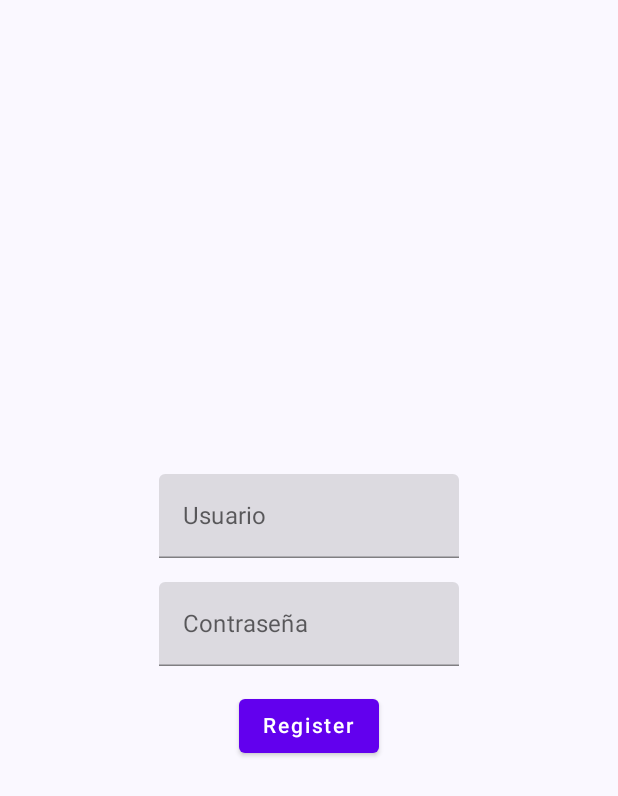
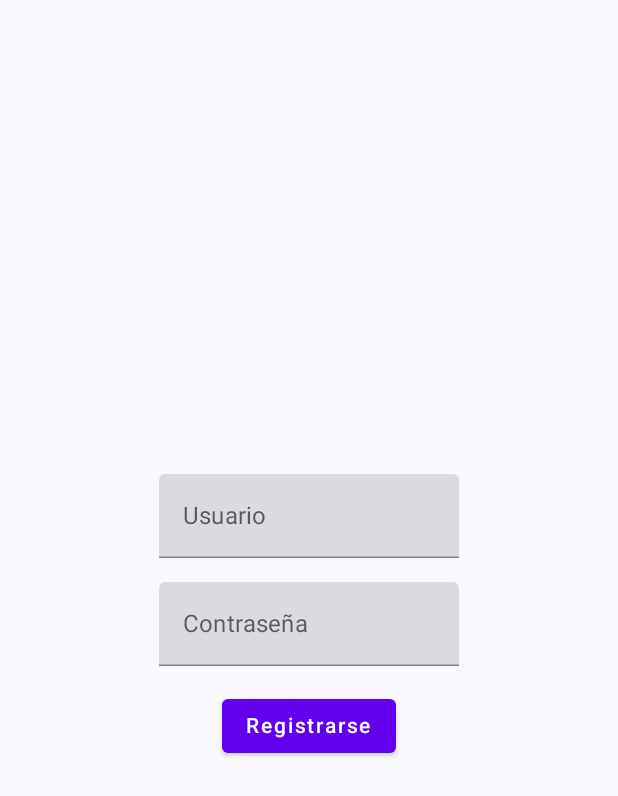
Before and after one commit to ChocoCoding/RecuperacionGonzaloJetPackCompose, an Android app built with Jetpack Compose: the screen it shows after launch (MainActivity), after a tap on "Registrarse", on a phone screen of 412 x 824 dp. Shown: the top 796 px of the screen. Run offline under Robolectric (Android 15) with nearby library versions, the phone set to English and light mode, and no system bars.

Commit message:
Proyecto final

```diff
--- a/app/src/main/java/com/example/recuperacion_gonzalo_campos_jetpackcompose/ui/theme/entities/User.kt
+++ b/app/src/main/java/com/example/recuperacion_gonzalo_campos_jetpackcompose/ui/theme/entities/User.kt
@@ -8,9 +8,9 @@ data class User(val username: String,val password: String) {
 
 fun getListaUsuarios():List<User>{
     val  listaUsuarios : MutableList<User> = mutableStateListOf(
-        User("u1", "u1"),
-        User("u2", "u2"),
-        User("u3", "u3")
+        User("gonzalo@gmail.com", "abc123."),
+        User("gonzalo@teis.com", "abc123."),
+        User("gonzalo@teis.gal", "abc123.")
 
     )
     return listaUsuarios;
--- a/app/src/main/java/com/example/recuperacion_gonzalo_campos_jetpackcompose/ui/theme/login/Registrar.kt
+++ b/app/src/main/java/com/example/recuperacion_gonzalo_campos_jetpackcompose/ui/theme/login/Registrar.kt
@@ -57,13 +57,14 @@ fun AppRegistrar(navController: NavController,viewModel: LoginViewModel){
                 if (viewModel.username.contains("@") && viewModel.password.length >= 7) {
                     viewModel.addUser(User(viewModel.username, viewModel.password))
                     Toast.makeText(context, "Usuario registrado con éxito", Toast.LENGTH_SHORT).show()
+                    viewModel.buttonEnabled = true
                     navController.navigate(Screens.Login.route)
                 } else {
                     Toast.makeText(context, "Usuario debe contener '@' y contraseña debe tener mínimo 7 caracteres", Toast.LENGTH_SHORT).show()
                 }
             }
         ) {
-            Text("Register")
+            Text("Registrarse")
         }
     }
 
--- a/app/src/main/java/com/example/recuperacion_gonzalo_campos_jetpackcompose/ui/theme/viewmodel/ListadoPescaViewModel.kt
+++ b/app/src/main/java/com/example/recuperacion_gonzalo_campos_jetpackcompose/ui/theme/viewmodel/ListadoPescaViewModel.kt
@@ -1,7 +1,9 @@
 package com.example.recuperacion_gonzalo_campos_jetpackcompose.ui.theme.viewmodel
 
+import androidx.compose.runtime.getValue
 import androidx.compose.runtime.mutableIntStateOf
 import androidx.compose.runtime.mutableStateOf
+import androidx.compose.runtime.setValue
 import androidx.lifecycle.ViewModel
 import com.example.recuperacion_gonzalo_campos_jetpackcompose.ui.theme.entities.ArticulosPesca
 import com.example.recuperacion_gonzalo_campos_jetpackcompose.ui.theme.entities.getListaArticulosPesca
@@ -9,12 +11,13 @@ class ListadoPescaViewModel: ViewModel() {
 
         var articulosSeleccionados = mutableStateOf(listOf<ArticulosPesca>());
         var contadorArticulos = mutableIntStateOf(0);
-        var seleccionarTodos = mutableStateOf(false)
+        var selecionadosTodos by mutableStateOf(false)
         var showDialog =  mutableStateOf(false)
 
         fun confirmarCompra() {
             showDialog.value = true
         }
+
 
         fun onArticuloSeleccionadoChange(articulo: ArticulosPesca, seleccionado: Boolean){
             val articuloSeleccionadoActual = articulosSeleccionados.value.toMutableList();
@@ -55,6 +58,4 @@ class ListadoPescaViewModel: ViewModel() {
             contadorArticulos.value = 0
         }
 
-
-
 }
--- a/app/src/main/java/com/example/recuperacion_gonzalo_campos_jetpackcompose/ui/theme/viewmodel/LoginViewModel.kt
+++ b/app/src/main/java/com/example/recuperacion_gonzalo_campos_jetpackcompose/ui/theme/viewmodel/LoginViewModel.kt
@@ -15,6 +15,8 @@ class LoginViewModel : ViewModel(){
     var password by mutableStateOf("");
     var intentos by mutableIntStateOf(3)
 
+    var buttonEnabled by mutableStateOf(true)
+
     var showDialogIntentos = mutableStateOf(false)
 
     var users = getListaUsuarios().toMutableList()
--- a/app/src/main/java/com/example/recuperacion_gonzalo_campos_jetpackcompose/ui/theme/viewmodel/TestDelPescadorViewModel.kt
+++ b/app/src/main/java/com/example/recuperacion_gonzalo_campos_jetpackcompose/ui/theme/viewmodel/TestDelPescadorViewModel.kt
@@ -32,7 +32,7 @@ class TestDelPescadorViewModel : ViewModel(){
     }
 
     fun showSiguientePregunta(){
-        indicePreguntaActual++
+        indicePreguntaActual++ //1
         if (indicePreguntaActual < getListaPreguntas().size){
             preguntaActual = getListaPreguntas()[indicePreguntaActual]
         }else preguntaActual = Preguntas("No hay más preguntas.", emptyList(), "")
```
Also changed, not shown: app/src/main/java/com/example/recuperacion_gonzalo_campos_jetpackcompose/ui/theme/login/Login.kt (+3 -4 lines), app/src/main/java/com/example/recuperacion_gonzalo_campos_jetpackcompose/ui/theme/screens/lista_pesca/ListadoPesca.kt (+3 -25 lines), app/src/main/java/com/example/recuperacion_gonzalo_campos_jetpackcompose/ui/theme/screens/test_pescador/TestDelPescador.kt (+7 -8 lines).
